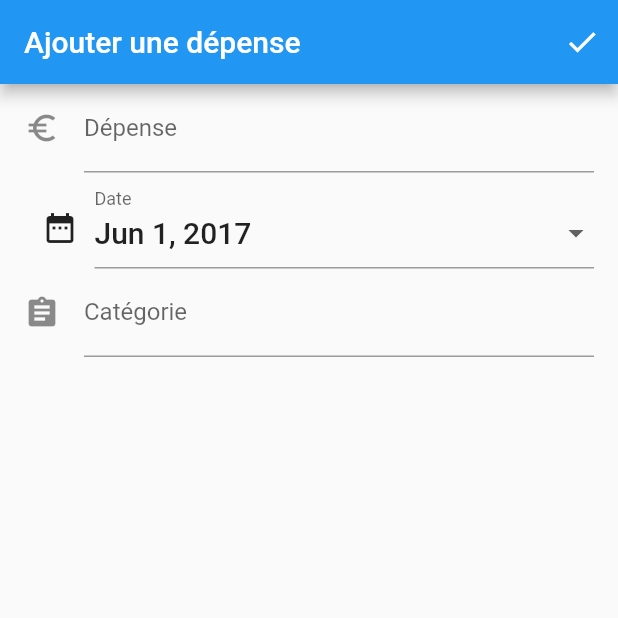
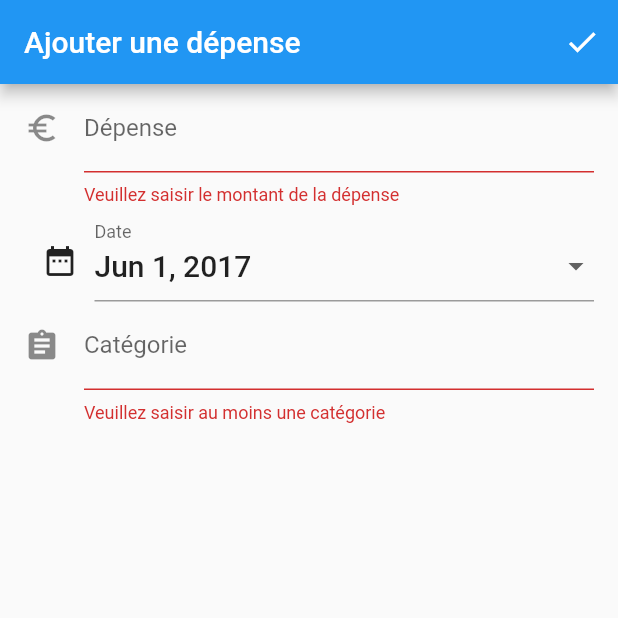
Before and after one commit to arno06/expenses, a Flutter app: the screen it shows after launch, after a tap on the "check" icon, on a phone screen of 412 x 824 dp, the top half of it. Run offline on Flutter 3.47's test engine with Material 2 defaults, Android fonts, the light colour scheme and no system bars.

Commit message:
Ajout d'une icone dans la snackbar

```diff
--- a/lib/widgets/ExpenseFormWidget.dart
+++ b/lib/widgets/ExpenseFormWidget.dart
@@ -28,6 +28,9 @@
   String _categories;
 
   String _validateValue(String pValue){
+    pValue = pValue.trim();
+    if(pValue.length == 0)
+      return "Veuillez saisir le montant de la dépense";
     _value = double.parse(pValue);
     return null;
   }
@@ -51,14 +54,25 @@
 
       var b = JSON.decode(response.body);
 
+      var icon;
       var message;
       if(b.containsKey("response")){
+        icon = Icons.mood;
         message = "Dépense enregistrée";
       }
       else{
+        icon = Icons.sentiment_neutral;
         message = "Une erreur est apparue lors de l'enregistrement.";
       }
-      _scaffoldKey.currentState.showSnackBar(new SnackBar(content: new Text(message), backgroundColor: Colors.green));
+      _scaffoldKey.currentState.showSnackBar(new SnackBar(
+          content: new Row(
+            children: <Widget>[
+              new Icon(icon),
+              new Text(message)
+            ]
+          ),
+          backgroundColor: Colors.green
+      ));
     }
     else{
 
```
